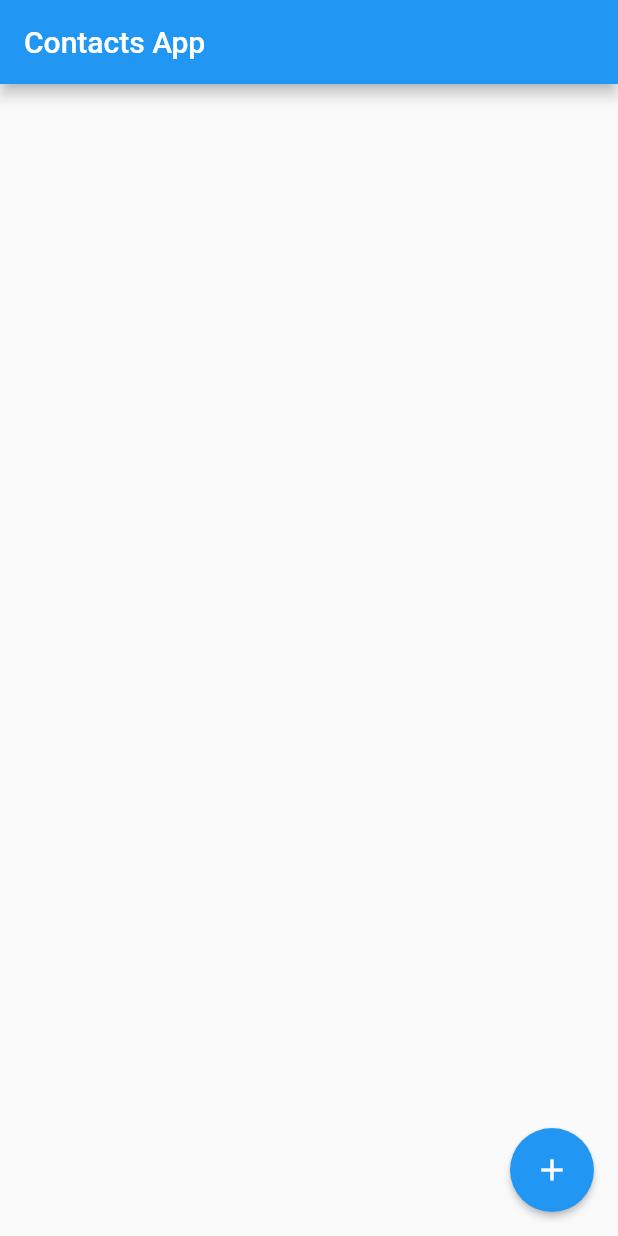
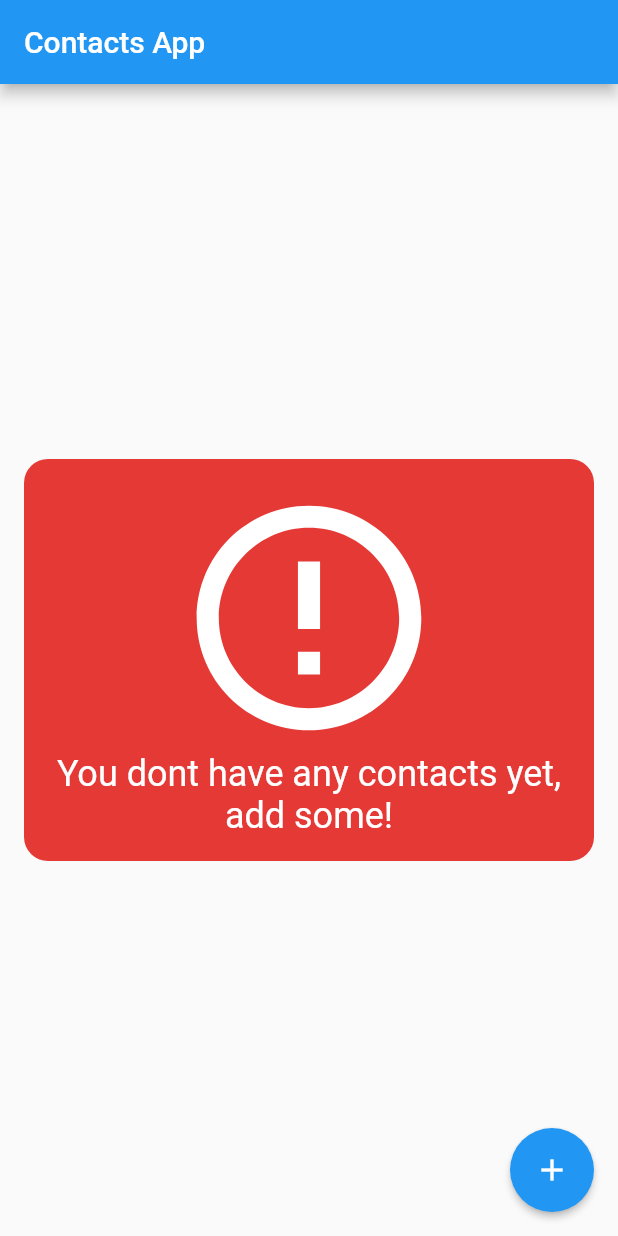
Before and after one commit to zeyadkhaled/TemporaryContacts, a Flutter app: the screen it shows after launch, on a phone screen of 412 x 824 dp. Run offline on Flutter 3.47's test engine with Material 2 defaults, Android fonts, the phone set to English and light mode, and no system bars; our stand-ins replace contacts_service, shared_preferences; missing offline and left inert: simple_permissions.

Commit message:
Added Empty Contact list error on start

```diff
--- a/lib/addcontact_dialog.dart
+++ b/lib/addcontact_dialog.dart
@@ -1,5 +1,9 @@
 import 'package:flutter/material.dart';
 import 'package:contacts_service/contacts_service.dart';
+
+//TO DO
+// Change UI
+// Add Input Validation
 
 class AddContactDialog extends StatefulWidget {
   @override
@@ -14,6 +18,8 @@ class AddContactDialogState extends State<AddContactDialog> {
     phones = [new Item(label: "Mobile", value: number)];
     contact.phones = phones;
   }
+
+
 
   Widget _createDialogBody() {
     return Padding(
--- a/lib/contacts_listview.dart
+++ b/lib/contacts_listview.dart
@@ -6,7 +6,13 @@ import 'package:simple_permissions/simple_permissions.dart';
 import 'package:flutter/scheduler.dart';
 import 'package:shared_preferences/shared_preferences.dart';
 import 'addcontact_dialog.dart';
+import 'dart:core';
 
+//TO DO
+// Change Tile UI
+//Change overall UI
+//Add auto remove
+//Add view contact
 
 class ContactsListView extends StatefulWidget {
   _ContactsListViewState createState() => new _ContactsListViewState();
@@ -68,13 +74,26 @@ class _ContactsListViewState extends State<ContactsListView> {
     }
   }
 
+//  bool _shouldBeRemoved(String time) {
+//
+//    DateTime dateOfCreation
+//
+//    return false;
+//  }
+
   //Adds contacts to SharedPrefs, ContactsServices, and _contactsList
   _addContacts(Contact c) async {
+    //Contact details
     String name = c.givenName + c.familyName;
     List<String> details = new List<String>();
     details.add(c.givenName);
     details.add(c.familyName);
     details.add(c.jobTitle);
+
+    // Timestamp of creation in milliseconds
+    String time = new DateTime.now().millisecondsSinceEpoch.toString();
+    details.add(time);
+
 
     final SharedPreferences prefs = await _prefs;
     final List<String> contacts = (prefs.getStringList('contacts') ?? null);
@@ -196,6 +215,42 @@ class _ContactsListViewState extends State<ContactsListView> {
   }
 
   Widget _buildListView() {
+
+
+    if ( _contactList.length == 0) {
+      return Center(
+        child: SingleChildScrollView(
+          child: Container(
+            margin: EdgeInsets.all(16.0),
+            padding: EdgeInsets.all(16.0),
+            decoration: BoxDecoration(
+              borderRadius: BorderRadius.circular(16.0),
+              color: Colors.red[600],
+            ),
+            child: Column(
+              mainAxisAlignment: MainAxisAlignment.center,
+              crossAxisAlignment: CrossAxisAlignment.center,
+              children: [
+                Icon(
+                  Icons.error_outline,
+                  size: 180.0,
+                  color: Colors.white,
+                ),
+                Text(
+                  "You dont have any contacts yet, add some!",
+                  textAlign: TextAlign.center,
+                  style: Theme.of(context).textTheme.headline.copyWith(
+                    color: Colors.white,
+                  ),
+                ),
+              ],
+            ),
+          ),
+        ),
+      );
+    }
+
+
     return ListView.builder(
       controller: _scrollController,
       reverse: true,
@@ -283,13 +338,6 @@ class _ContactsListViewState extends State<ContactsListView> {
       child: Icon(Icons.add),
       onPressed: () {
         _showAddContactDialog();
-
-//        _addContacts(new Contact(
-//            givenName: "Zeyad", familyName: "Test", jobTitle: "Hacker"));
-//        setState(() {
-//          _buildListView();
-//        });
-//
         //Scroll to top of list after item has been added
         SchedulerBinding.instance.addPostFrameCallback(
           (_) {
```
